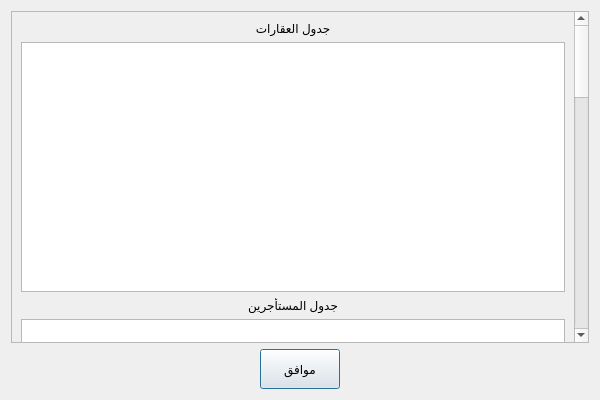
Above: rawdatabase.ui from khaledfathi/estates before the change. Below: the same form after it.
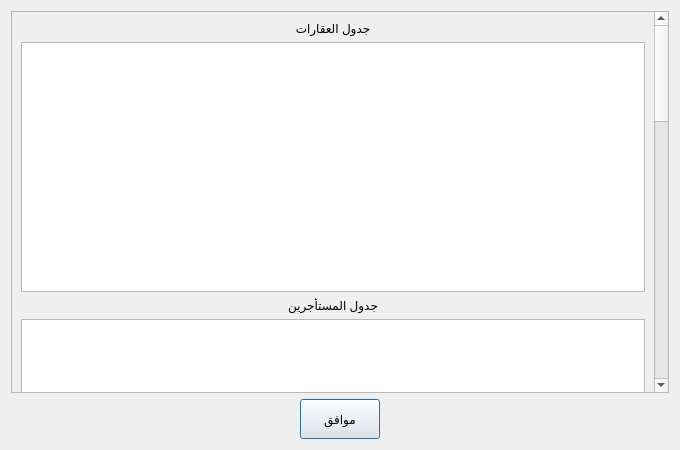
That is the form after the change.

```diff
--- a/rawdatabase.ui
+++ b/rawdatabase.ui
@@ -6,14 +6,20 @@
    <rect>
     <x>0</x>
     <y>0</y>
-    <width>600</width>
-    <height>400</height>
+    <width>680</width>
+    <height>450</height>
    </rect>
   </property>
   <property name="minimumSize">
    <size>
-    <width>600</width>
-    <height>400</height>
+    <width>680</width>
+    <height>450</height>
+   </size>
+  </property>
+  <property name="maximumSize">
+   <size>
+    <width>680</width>
+    <height>450</height>
    </size>
   </property>
   <property name="windowTitle">
@@ -80,8 +86,8 @@
       <property name="geometry">
        <rect>
         <x>0</x>
-        <y>-918</y>
-        <width>566</width>
+        <y>0</y>
+        <width>646</width>
         <height>1432</height>
        </rect>
       </property>
```
